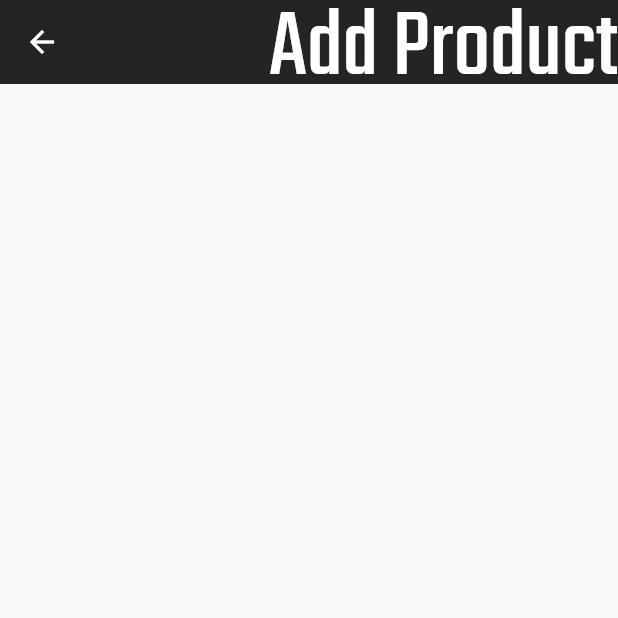
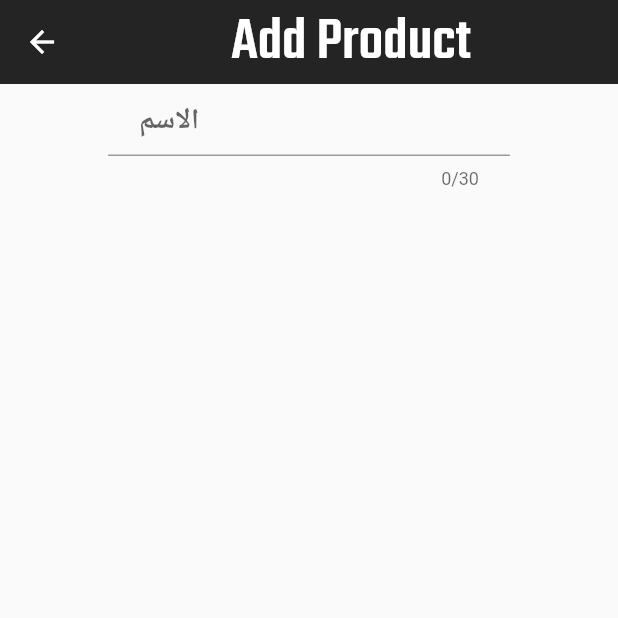
Before and after one commit to alexebe123/computer_store, a Flutter app: the AddProductScreen screen opened directly, on a phone screen of 412 x 824 dp, the top half of it. Run offline on Flutter 3.47's test engine with Material 2 defaults, Android fonts, the phone set to English and light mode, and no system bars; our stand-ins replace cloud_firestore, firebase_auth, firebase_core, flutter_image_compress, google_sign_in, image_picker and 1 more; accounts and stored records are empty; Roboto replaces fonts that are missing (IBM Plex Sans Arabic).

Commit message:
same edite in add Product widget

```diff
--- a/lib/main.dart
+++ b/lib/main.dart
@@ -1,5 +1,6 @@
 import 'package:computer_store/Notifiers/providers.dart';
 import 'package:computer_store/screen/add_account_screen.dart';
+import 'package:computer_store/screen/add_product_screen.dart';
 import 'package:computer_store/screen/first_screen.dart';
 import 'package:computer_store/screen/login_screen.dart';
 import 'package:computer_store/screen/main_screen.dart';
@@ -38,6 +39,7 @@ class MyApp extends StatelessWidget {
               SingUpScreen.routeName: (context) => const SingUpScreen(),
               AddAccount.routeName: (context) => const AddAccount(),
               MainScreen.routeName: (context) => const MainScreen(),
+              AddProductScreen.routeName: (context) => const AddProductScreen(),
             },
           );
         },
--- a/lib/screen/add_product_screen.dart
+++ b/lib/screen/add_product_screen.dart
@@ -1,34 +1,78 @@
+import 'package:computer_store/Models/product_model.dart';
 import 'package:flutter/material.dart';
 import 'package:sizer/sizer.dart';
 
 class AddProductScreen extends StatefulWidget {
   const AddProductScreen({Key? key}) : super(key: key);
-
+  static const String routeName = "add_product_screen";
   @override
   State<AddProductScreen> createState() => _AddProductScreenState();
 }
 
 class _AddProductScreenState extends State<AddProductScreen> {
+  String nameError = "";
+  ProductModel productModel = ProductModel.empty();
   @override
   Widget build(BuildContext context) {
     return Scaffold(
+      //  backgroundColor: const Color(0XFFF9F9F9),
       appBar: AppBar(
         backgroundColor: const Color(0XFF242424),
         elevation: 0,
-          actions: [
-            Center(
+        title: Center(
           child: Text(
             "Add Product",
             style: TextStyle(
               fontFamily: "Teko",
-                  fontSize: 48.sp,
+              fontSize: 30.sp,
               color: Colors.white,
             ),
           ),
         ),
-          ]),
+      ),
       body: Column(children: [
-
+        Center(
+          child: SizedBox(
+            width: 65.w,
+            child: TextField(
+                maxLength: 30,
+                keyboardType: TextInputType.name,
+                onChanged: (value) {
+                  if (nameError != "") {
+                    setState(() {
+                      nameError = "";
+                    });
+                  } else {
+                    productModel.name = value;
+                  }
+                },
+                decoration: InputDecoration(
+                  hintText: "الاسم",
+                  fillColor: Colors.white,
+                  errorText: (nameError == "") ? null : nameError,
+                  errorStyle: TextStyle(
+                      fontFamily: "IBM Plex Sans Arabic",
+                      fontWeight: FontWeight.bold,
+                      fontSize: 10.sp),
+                  contentPadding:
+                      EdgeInsets.symmetric(vertical: 1.h, horizontal: 5.w),
+                  hintStyle: TextStyle(
+                      fontFamily: "IBM Plex Sans Arabic",
+                      fontWeight: FontWeight.bold,
+                      fontSize: 14.sp),
+                  floatingLabelStyle: TextStyle(
+                      fontFamily: "IBM Plex Sans Arabic",
+                      fontWeight: FontWeight.bold,
+                      fontSize: 14.sp),
+                  errorBorder: const OutlineInputBorder(
+                    borderSide: BorderSide(color: Colors.red, width: 2),
+                  ),
+                  focusedErrorBorder: const OutlineInputBorder(
+                    borderSide: BorderSide(color: Colors.red, width: 2.5),
+                  ),
+                )),
+          ),
+        ),
       ]),
     );
   }
--- a/lib/screen/singup_screen.dart
+++ b/lib/screen/singup_screen.dart
@@ -279,7 +279,8 @@ class _SingUpScreenState extends State<SingUpScreen> {
                   ),
                   GestureDetector(
                     onTap: () {
-                      Navigator.pushNamed(context, LoginScreen.routeName);
+                      Navigator.pushReplacementNamed(
+                          context, LoginScreen.routeName);
                     },
                     child: Text(
                       "Login",
```
Also changed, not shown: lib/screen/login_screen.dart (+8 -4 lines), lib/screen/main_screen.dart (+6 -1 lines). Lines whose indentation alone changed are shown as unchanged.
